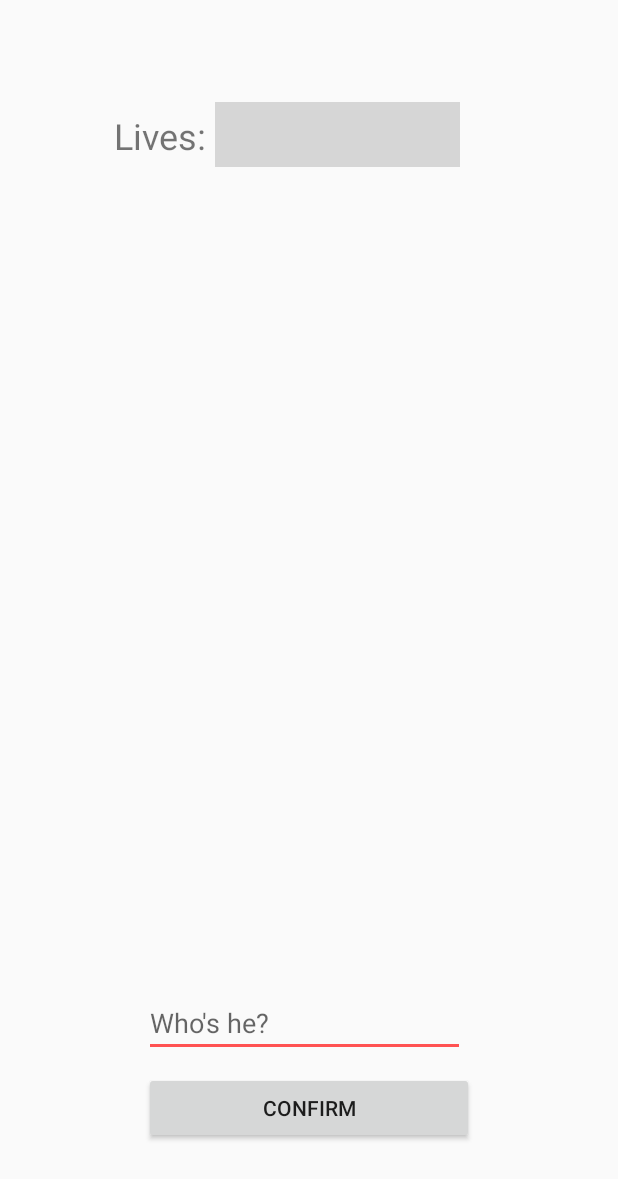
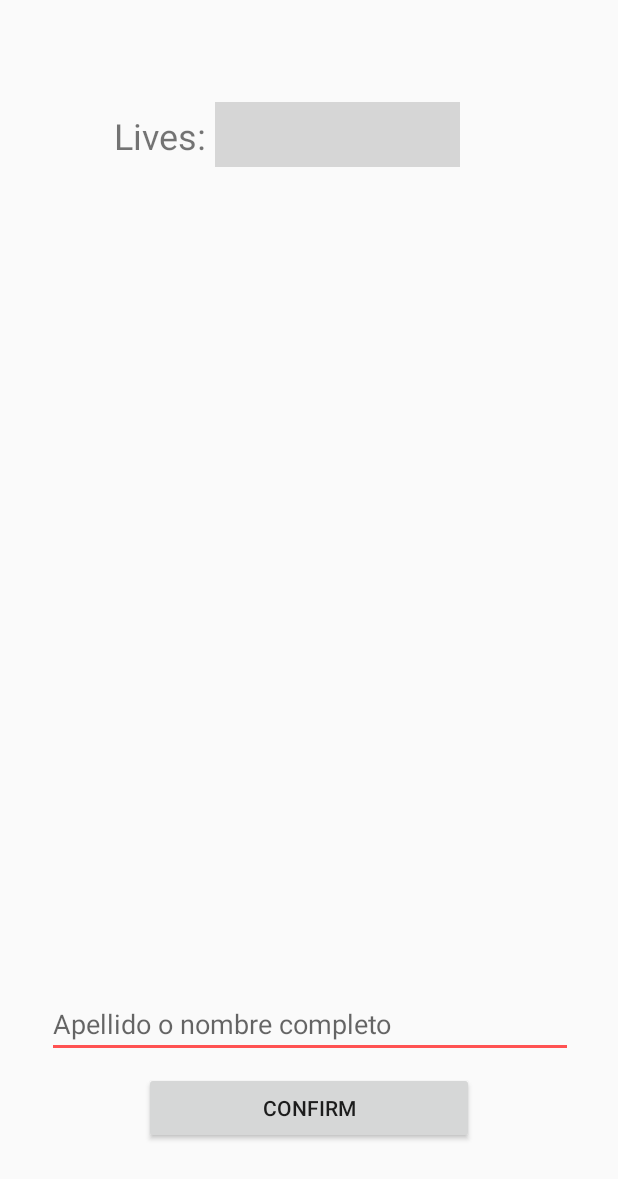
Before and after one commit to aimar1898/AppJuego, an Android app: the layout activity_level.xml on its own in the app's theme, with its tools: preview values and no code run, on a phone screen of 412 x 824 dp. Shown: the top 1179 px of the screen. Run offline under Robolectric (Android 15) with nearby library versions, the light colour scheme and no system bars; grey boxes are pictures that could not be loaded.

Commit message:
AppJuego first commit. MainActivity + xml, LevelActivity + xml advanced 2

```diff
--- a/app/src/main/java/com/example/appjuego/LevelActivity.java
+++ b/app/src/main/java/com/example/appjuego/LevelActivity.java
@@ -3,7 +3,6 @@ package com.example.appjuego;
 import android.media.MediaPlayer;
 import android.os.Bundle;
 import android.view.View;
-import android.widget.Button;
 import android.widget.ImageView;
 import android.widget.TextView;
 import android.widget.Toast;
@@ -18,14 +17,13 @@ public class LevelActivity extends AppCompatActivity {
     private ImageView ivLives;
     private ImageView ivImage;
     private TextView txtAnswer;
-    private Button btAnswer;
     private MediaPlayer mp;
     private int level;
 
     @Override
     protected void onCreate(Bundle savedInstanceState) {
         super.onCreate(savedInstanceState);
-        setContentView(R.layout.activity_level1);
+        setContentView(R.layout.activity_level);
 
         mp = MediaPlayer.create(this, R.raw.kraftwerk);
         mp.start();
@@ -34,7 +32,6 @@ public class LevelActivity extends AppCompatActivity {
         ivLives = findViewById(R.id.ivLives);
         ivImage = findViewById(R.id.ivImage);
         txtAnswer = findViewById(R.id.txtAnswer);
-        btAnswer = findViewById(R.id.btAnswer);
         txtUser = findViewById(R.id.txtUser);
         ivLives.setImageResource(R.drawable.tresvidas);
         name = getIntent().getStringExtra("player");
@@ -80,7 +77,6 @@ public class LevelActivity extends AppCompatActivity {
         }
         else {
             Toast.makeText(this, "Escribe tu respuesta...", Toast.LENGTH_LONG).show();
-
         }
 
     }
--- /dev/null
+++ b/app/src/main/res/layout-land/activity_level.xml
@@ -0,0 +1,118 @@
+<?xml version="1.0" encoding="utf-8"?>
+<RelativeLayout xmlns:android="http://schemas.android.com/apk/res/android"
+    xmlns:app="http://schemas.android.com/apk/res-auto"
+    xmlns:tools="http://schemas.android.com/tools"
+    android:layout_width="match_parent"
+    android:layout_height="match_parent">
+
+    <EditText
+        android:id="@+id/txtAnswer"
+        android:layout_width="418dp"
+        android:layout_height="wrap_content"
+        android:layout_alignParentStart="true"
+        android:layout_alignParentLeft="true"
+        android:layout_alignParentTop="true"
+        android:layout_alignParentEnd="true"
+        android:layout_alignParentRight="true"
+        android:layout_alignParentBottom="true"
+        android:layout_marginStart="6dp"
+        android:layout_marginLeft="6dp"
+        android:layout_marginTop="360dp"
+        android:layout_marginEnd="307dp"
+        android:layout_marginRight="307dp"
+        android:layout_marginBottom="6dp"
+        android:layout_weight="1"
+        android:ems="10"
+        android:hint="Who's he?"
+        android:inputType="textPersonName"
+        android:text="ugc" />
+
+    <Button
+        android:id="@+id/btAnswer"
+        android:layout_width="289dp"
+        android:layout_height="wrap_content"
+        android:layout_alignParentStart="true"
+        android:layout_alignParentLeft="true"
+        android:layout_alignParentTop="true"
+        android:layout_alignParentEnd="true"
+        android:layout_alignParentRight="true"
+        android:layout_alignParentBottom="true"
+        android:layout_marginStart="430dp"
+        android:layout_marginLeft="430dp"
+        android:layout_marginTop="358dp"
+        android:layout_marginEnd="12dp"
+        android:layout_marginRight="12dp"
+        android:layout_marginBottom="5dp"
+        android:layout_weight="1"
+        android:text="@string/btConfirm" />
+
+    <ImageView
+        android:id="@+id/ivImage"
+        android:layout_width="242dp"
+        android:layout_height="wrap_content"
+        android:layout_alignParentStart="true"
+        android:layout_alignParentLeft="true"
+        android:layout_alignParentTop="true"
+        android:layout_alignParentEnd="true"
+        android:layout_alignParentRight="true"
+        android:layout_alignParentBottom="true"
+        android:layout_marginStart="16dp"
+        android:layout_marginLeft="16dp"
+        android:layout_marginTop="5dp"
+        android:layout_marginEnd="473dp"
+        android:layout_marginRight="473dp"
+        android:layout_marginBottom="54dp"
+        tools:srcCompat="@tools:sample/avatars" />
+
+    <TextView
+        android:id="@+id/txtLives"
+        android:layout_width="65dp"
+        android:layout_height="49dp"
+        android:layout_alignParentStart="true"
+        android:layout_alignParentLeft="true"
+        android:layout_alignParentTop="true"
+        android:layout_alignParentEnd="true"
+        android:layout_alignParentRight="true"
+        android:layout_alignParentBottom="true"
+        android:layout_marginStart="460dp"
+        android:layout_marginLeft="460dp"
+        android:layout_marginTop="171dp"
+        android:layout_marginEnd="205dp"
+        android:layout_marginRight="205dp"
+        android:layout_marginBottom="190dp"
+        android:gravity="center"
+        android:text="Lives: " />
+
+    <TextView
+        android:id="@+id/txtUser"
+        android:layout_width="426dp"
+        android:layout_height="wrap_content"
+        android:layout_alignParentStart="true"
+        android:layout_alignParentLeft="true"
+        android:layout_alignParentTop="true"
+        android:layout_alignParentEnd="true"
+        android:layout_alignParentRight="true"
+        android:layout_alignParentBottom="true"
+        android:layout_marginStart="282dp"
+        android:layout_marginLeft="282dp"
+        android:layout_marginTop="111dp"
+        android:layout_marginEnd="22dp"
+        android:layout_marginRight="22dp"
+        android:layout_marginBottom="247dp"
+        android:gravity="center" />
+
+    <ImageView
+        android:id="@+id/ivLives"
+        android:layout_width="443dp"
+        android:layout_height="126dp"
+        android:layout_alignParentTop="true"
+        android:layout_alignParentEnd="true"
+        android:layout_alignParentRight="true"
+        android:layout_alignParentBottom="true"
+        android:layout_marginTop="227dp"
+        android:layout_marginEnd="21dp"
+        android:layout_marginRight="21dp"
+        android:layout_marginBottom="58dp"
+        tools:srcCompat="@drawable/tresvidas" />
+
+</RelativeLayout>
--- a/app/src/main/res/layout-land/activity_level1.xml
+++ /dev/null
@@ -1,108 +0,0 @@
-<?xml version="1.0" encoding="utf-8"?>
-<RelativeLayout xmlns:android="http://schemas.android.com/apk/res/android"
-    xmlns:app="http://schemas.android.com/apk/res-auto"
-    xmlns:tools="http://schemas.android.com/tools"
-    android:layout_width="match_parent"
-    android:layout_height="match_parent">
-
-    <EditText
-        android:id="@+id/txtAnswer"
-        android:layout_width="wrap_content"
-        android:layout_height="wrap_content"
-        android:layout_above="@+id/btAnswer"
-        android:layout_alignParentStart="true"
-        android:layout_alignParentLeft="true"
-        android:layout_alignParentEnd="true"
-        android:layout_alignParentRight="true"
-        android:layout_marginStart="99dp"
-        android:layout_marginLeft="99dp"
-        android:layout_marginEnd="99dp"
-        android:layout_marginRight="99dp"
-        android:layout_marginBottom="40dp"
-        android:layout_weight="1"
-        android:ems="10"
-        android:hint="Who's he?"
-        android:inputType="textPersonName" />
-
-    <Button
-        android:id="@+id/btAnswer"
-        android:layout_width="wrap_content"
-        android:layout_height="wrap_content"
-        android:layout_alignParentStart="true"
-        android:layout_alignParentLeft="true"
-        android:layout_alignParentEnd="true"
-        android:layout_alignParentRight="true"
-        android:layout_alignParentBottom="true"
-        android:layout_marginStart="161dp"
-        android:layout_marginLeft="161dp"
-        android:layout_marginEnd="162dp"
-        android:layout_marginRight="162dp"
-        android:layout_marginBottom="110dp"
-        android:layout_weight="1"
-        android:text="@string/btConfirm" />
-
-    <ImageView
-        android:id="@+id/ivImage"
-        android:layout_width="wrap_content"
-        android:layout_height="wrap_content"
-        android:layout_alignParentStart="true"
-        android:layout_alignParentLeft="true"
-        android:layout_alignParentTop="true"
-        android:layout_alignParentEnd="true"
-        android:layout_alignParentRight="true"
-        android:layout_alignParentBottom="true"
-        android:layout_marginStart="80dp"
-        android:layout_marginLeft="80dp"
-        android:layout_marginTop="195dp"
-        android:layout_marginEnd="81dp"
-        android:layout_marginRight="81dp"
-        android:layout_marginBottom="285dp"
-        android:layout_weight="1" />
-
-    <ImageView
-        android:id="@+id/ivLives"
-        android:layout_width="175dp"
-        android:layout_height="58dp"
-        android:layout_alignParentStart="true"
-        android:layout_alignParentLeft="true"
-        android:layout_alignParentTop="true"
-        android:layout_marginStart="154dp"
-        android:layout_marginLeft="154dp"
-        android:layout_marginTop="94dp"
-        tools:srcCompat="@tools:sample/avatars" />
-
-    <TextView
-        android:id="@+id/txtLives"
-        android:layout_width="wrap_content"
-        android:layout_height="wrap_content"
-        android:layout_alignParentStart="true"
-        android:layout_alignParentLeft="true"
-        android:layout_alignParentTop="true"
-        android:layout_marginStart="62dp"
-        android:layout_marginLeft="62dp"
-        android:layout_marginTop="114dp"
-        android:text="Lives: " />
-
-    <TextView
-        android:id="@+id/lbUser"
-        android:layout_width="wrap_content"
-        android:layout_height="wrap_content"
-        android:layout_alignParentStart="true"
-        android:layout_alignParentLeft="true"
-        android:layout_alignParentTop="true"
-        android:layout_marginStart="52dp"
-        android:layout_marginLeft="52dp"
-        android:layout_marginTop="30dp"
-        android:text="User: " />
-
-    <TextView
-        android:id="@+id/txtUser"
-        android:layout_width="wrap_content"
-        android:layout_height="wrap_content"
-        android:layout_alignParentTop="true"
-        android:layout_alignParentEnd="true"
-        android:layout_alignParentRight="true"
-        android:layout_marginTop="30dp"
-        android:layout_marginEnd="235dp"
-        android:layout_marginRight="235dp" />
-</RelativeLayout>
--- a/app/src/main/res/layout-land/activity_main.xml
+++ b/app/src/main/res/layout-land/activity_main.xml
@@ -16,10 +16,10 @@
         android:layout_alignParentLeft="true"
         android:layout_alignParentEnd="true"
         android:layout_alignParentRight="true"
-        android:layout_marginStart="142dp"
-        android:layout_marginLeft="142dp"
-        android:layout_marginEnd="149dp"
-        android:layout_marginRight="149dp"
+        android:layout_marginStart="145dp"
+        android:layout_marginLeft="145dp"
+        android:layout_marginEnd="146dp"
+        android:layout_marginRight="146dp"
         android:layout_marginBottom="16dp"
         android:ems="10"
         android:hint="What's your name?"
@@ -34,26 +34,26 @@
         android:layout_alignParentEnd="true"
         android:layout_alignParentRight="true"
         android:layout_alignParentBottom="true"
-        android:layout_marginStart="255dp"
-        android:layout_marginLeft="255dp"
-        android:layout_marginEnd="262dp"
-        android:layout_marginRight="262dp"
-        android:layout_marginBottom="30dp"
+        android:layout_marginStart="258dp"
+        android:layout_marginLeft="258dp"
+        android:layout_marginEnd="259dp"
+        android:layout_marginRight="259dp"
+        android:layout_marginBottom="32dp"
         android:text="@string/btConfirm" />
 
     <ImageView
         android:id="@+id/ivMainImage"
-        android:layout_width="579dp"
-        android:layout_height="218dp"
+        android:layout_width="281dp"
+        android:layout_height="206dp"
         android:layout_alignParentStart="true"
         android:layout_alignParentLeft="true"
         android:layout_alignParentEnd="true"
         android:layout_alignParentRight="true"
         android:layout_alignParentBottom="true"
-        android:layout_marginStart="76dp"
-        android:layout_marginLeft="76dp"
-        android:layout_marginEnd="76dp"
-        android:layout_marginRight="76dp"
-        android:layout_marginBottom="175dp"
+        android:layout_marginStart="225dp"
+        android:layout_marginLeft="225dp"
+        android:layout_marginEnd="225dp"
+        android:layout_marginRight="225dp"
+        android:layout_marginBottom="157dp"
         tools:srcCompat="@tools:sample/avatars" />
 </RelativeLayout>
--- a/app/src/main/res/layout/activity_level1.xml
+++ b/app/src/main/res/layout/activity_level.xml
@@ -7,21 +7,21 @@
 
     <EditText
         android:id="@+id/txtAnswer"
-        android:layout_width="wrap_content"
+        android:layout_width="350dp"
         android:layout_height="wrap_content"
         android:layout_above="@+id/btAnswer"
         android:layout_alignParentStart="true"
         android:layout_alignParentLeft="true"
         android:layout_alignParentEnd="true"
         android:layout_alignParentRight="true"
-        android:layout_marginStart="96dp"
-        android:layout_marginLeft="96dp"
-        android:layout_marginEnd="102dp"
-        android:layout_marginRight="102dp"
-        android:layout_marginBottom="10dp"
+        android:layout_marginStart="31dp"
+        android:layout_marginLeft="31dp"
+        android:layout_marginEnd="30dp"
+        android:layout_marginRight="30dp"
+        android:layout_marginBottom="9dp"
         android:layout_weight="1"
         android:ems="10"
-        android:hint="Who's he?"
+        android:hint="@string/txtAnswer"
         android:inputType="textPersonName" />
 
     <Button
@@ -45,7 +45,7 @@
     <ImageView
         android:id="@+id/ivImage"
         android:layout_width="match_parent"
-        android:layout_height="wrap_content"
+        android:layout_height="424dp"
         android:layout_alignParentStart="true"
         android:layout_alignParentLeft="true"
         android:layout_alignParentTop="true"
@@ -54,10 +54,10 @@
         android:layout_alignParentBottom="true"
         android:layout_marginStart="0dp"
         android:layout_marginLeft="0dp"
-        android:layout_marginTop="122dp"
+        android:layout_marginTop="128dp"
         android:layout_marginEnd="0dp"
         android:layout_marginRight="0dp"
-        android:layout_marginBottom="233dp"
+        android:layout_marginBottom="179dp"
         android:layout_weight="1" />
 
     <ImageView
--- a/app/src/main/res/values/strings.xml
+++ b/app/src/main/res/values/strings.xml
@@ -1,4 +1,5 @@
 <resources>
     <string name="app_name">AppJuego</string>
     <string name="btConfirm">Confirm</string>
+    <string name="txtAnswer">Apellido o nombre completo</string>
 </resources>
```
